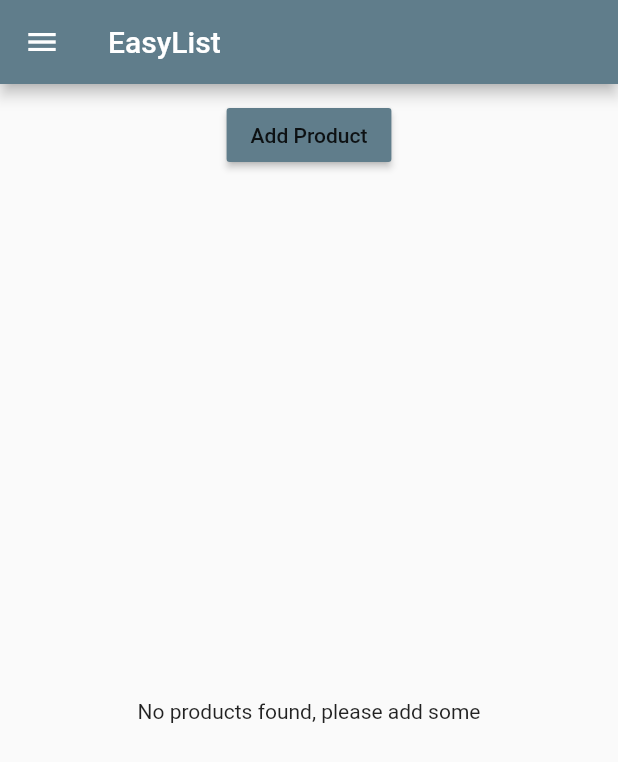
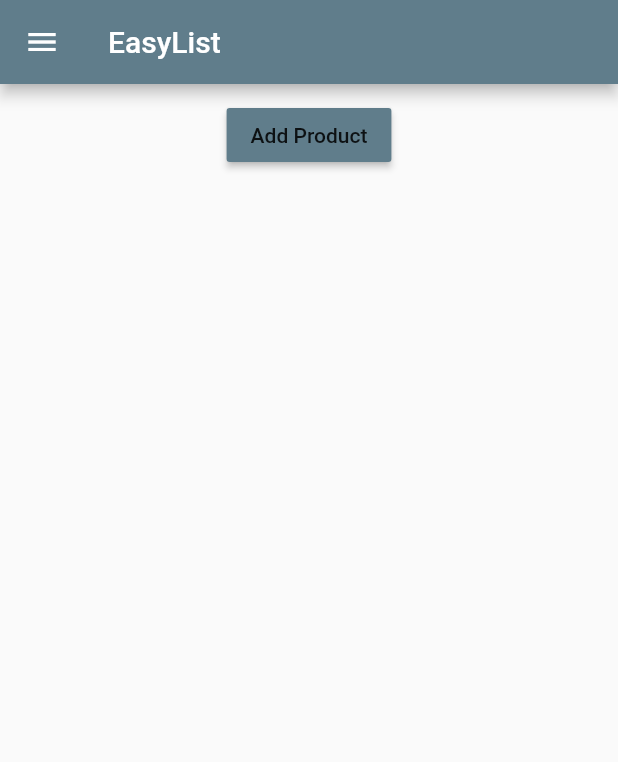
Before and after one commit to sahilmob/flutter-easy-list, a Flutter app: the screen it shows after launch, on a phone screen of 412 x 824 dp. Shown: the top 762 px of the screen. Run offline on Flutter 3.47's test engine with Material 2 defaults, Android fonts, the phone set to English and light mode, and no system bars.

Commit message:
code reformat

```diff
--- a/lib/pages/product_create.dart
+++ b/lib/pages/product_create.dart
@@ -10,7 +10,9 @@ class ProductCreatePage extends StatelessWidget {
           showModalBottomSheet(
               context: context,
               builder: (BuildContext context) {
-                return Center(child: Text('This is a modal'));
+                return Center(
+                  child: Text('This is a Modal!'),
+                );
               });
         },
       ),
--- a/lib/pages/products.dart
+++ b/lib/pages/products.dart
@@ -1,12 +1,14 @@
 import 'package:flutter/material.dart';
+
 import '../product_manager.dart';
 
 class ProductsPage extends StatelessWidget {
   final List<Map<String, String>> products;
-  final Function addProducts;
+  final Function addProduct;
   final Function deleteProduct;
 
-  ProductsPage(this.products, this.addProducts, this.deleteProduct);
+  ProductsPage(this.products, this.addProduct, this.deleteProduct);
+
   @override
   Widget build(BuildContext context) {
     return Scaffold(
@@ -29,6 +31,7 @@ class ProductsPage extends StatelessWidget {
       appBar: AppBar(
         title: Text('EasyList'),
       ),
-        body: ProductManager(products, addProducts, deleteProduct));
+      body: ProductManager(products, addProduct, deleteProduct),
+    );
   }
 }
--- a/lib/product_control.dart
+++ b/lib/product_control.dart
@@ -2,15 +2,17 @@ import 'package:flutter/material.dart';
 
 class ProductControl extends StatelessWidget {
   final Function addProduct;
+
   ProductControl(this.addProduct);
 
   @override
     Widget build(BuildContext context) {
       return RaisedButton(
             color: Theme.of(context).primaryColor,
-        child: Text('Add Product'),
             onPressed: () {
               addProduct({'title': 'Chocolate', 'image': 'assets/food.jpg'});
-        });
+            },
+            child: Text('Add Product'),
+          );
     }
 }
--- a/lib/product_manager.dart
+++ b/lib/product_manager.dart
@@ -1,21 +1,24 @@
-import "package:flutter/material.dart";
+import 'package:flutter/material.dart';
 
-import "./products.dart";
+import './products.dart';
 import './product_control.dart';
 
 class ProductManager extends StatelessWidget {
   final List<Map<String, String>> products;
-  final Function addProducts;
+  final Function addProduct;
   final Function deleteProduct;
 
-  ProductManager(this.products, this.addProducts, this.deleteProduct);
+  ProductManager(this.products, this.addProduct, this.deleteProduct);
 
   @override
   Widget build(BuildContext context) {
+    print('[ProductManager State] build()');
     return Column(
-      children: <Widget>[
+      children: [
         Container(
-            margin: EdgeInsets.all(10.0), child: ProductControl(addProducts)),
+          margin: EdgeInsets.all(10.0),
+          child: ProductControl(addProduct),
+        ),
         Expanded(child: Products(products, deleteProduct: deleteProduct))
       ],
     );
--- a/lib/products.dart
+++ b/lib/products.dart
@@ -1,11 +1,14 @@
-import "package:flutter/material.dart";
+import 'package:flutter/material.dart';
+
 import './pages/product.dart';
 
 class Products extends StatelessWidget {
   final List<Map<String, String>> products;
   final Function deleteProduct;
 
-  Products(this.products, {this.deleteProduct});
+  Products(this.products, {this.deleteProduct}) {
+    print('[Products Widget] Constructor');
+  }
 
   Widget _buildProductItem(BuildContext context, int index) {
     return Card(
@@ -18,8 +21,14 @@ class Products extends StatelessWidget {
             children: <Widget>[
               FlatButton(
                 child: Text('Details'),
-                onPressed: () => Navigator.pushNamed<bool>(
-                    context, '/product/' + index.toString()),
+                onPressed: () => Navigator
+                        .pushNamed<bool>(
+                            context, '/product/' + index.toString())
+                        .then((bool value) {
+                      if (value) {
+                        deleteProduct(index);
+                      }
+                    }),
               )
             ],
           )
@@ -28,16 +37,22 @@ class Products extends StatelessWidget {
     );
   }
 
-  @override
-  Widget build(BuildContext context) {
-    Widget productCard =
-        Center(child: Text("No products found, please add some"));
+  Widget _buildProductList() {
+    Widget productCards;
     if (products.length > 0) {
-      productCard = ListView.builder(
+      productCards = ListView.builder(
         itemBuilder: _buildProductItem,
         itemCount: products.length,
       );
+    } else {
+      productCards = Container();
     }
-    return productCard;
+    return productCards;
+  }
+
+  @override
+  Widget build(BuildContext context) {
+    print('[Products Widget] build()');
+    return _buildProductList();
   }
 }
```
Also changed, not shown: lib/main.dart (+24 -18 lines), lib/pages/auth.dart (+4 -3 lines), lib/pages/product.dart (+18 -11 lines), lib/pages/product_list.dart (added, +10 -0 lines), lib/pages/products_admin.dart (added, +50 -0 lines). Lines whose indentation alone changed are shown as unchanged.
